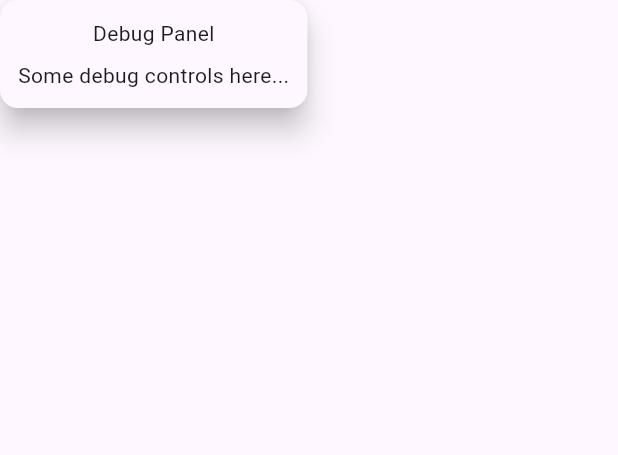
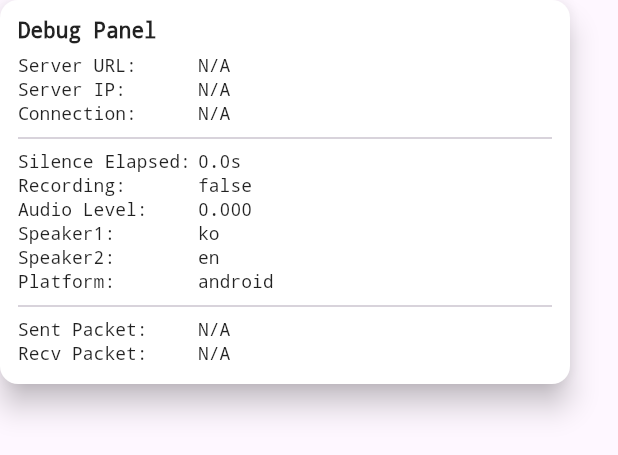
Before and after one commit to EmoAI-Translator/EmoAI-Translator, a Flutter app: the DebugPanel widget shown alone on an empty page, opened directly, on a phone screen of 412 x 824 dp. Shown: the top 455 px of the screen. Run offline on Flutter 3.47's test engine with Material 3 defaults, Android fonts, the phone set to English and light mode, and no system bars; our stand-ins replace audioplayers, permission_handler, web; missing offline and left inert: dart:js_interop, record; network calls fail.

Commit message:
debug module created, not tested

```diff
--- a/frontend/lib/debug_module.dart
+++ b/frontend/lib/debug_module.dart
@@ -1,24 +1,181 @@
+import 'dart:async';
+
+import 'package:flutter/foundation.dart';
 import 'package:flutter/material.dart';
+import 'package:provider/provider.dart';
 
-class DebugPanel extends StatelessWidget {
-  const DebugPanel({super.key});
+import 'audio_control.dart';
+
+class DebugPanel extends StatefulWidget {
+  const DebugPanel({
+    super.key,
+    this.serverUrl,
+    this.connectionStatus,
+    this.lastSentPacket,
+    this.lastReceivedPacket,
+    this.internalVars,
+  });
+
+  // 외부 코드 수정 없이도 사용할 수 있도록 전부 optional
+  final String? serverUrl;
+  final int? connectionStatus; // 0=connected, 1=disconnected, 2=error
+  final String? lastSentPacket;
+  final String? lastReceivedPacket;
+  final Map<String, Object?>? internalVars;
+
+  @override
+  State<DebugPanel> createState() => _DebugPanelState();
+}
+
+class _DebugPanelState extends State<DebugPanel> {
+  Timer? _ticker;
+  Duration _silenceElapsed = Duration.zero;
+  static const Duration _tick = Duration(milliseconds: 200);
+  static const double _silenceThreshold = 0.1;
+
+  @override
+  void initState() {
+    super.initState();
+    _ticker = Timer.periodic(_tick, (_) => _updateSilenceClock());
+  }
+
+  void _updateSilenceClock() {
+    if (!mounted) return;
+    final audio = Provider.of<AudioControl?>(context, listen: false);
+    if (audio == null || !audio.isRecording) {
+      if (_silenceElapsed != Duration.zero) {
+        setState(() {
+          _silenceElapsed = Duration.zero;
+        });
+      }
+      return;
+    }
+
+    if (audio.audioLevelNotifier.value < _silenceThreshold) {
+      setState(() {
+        _silenceElapsed += _tick;
+      });
+    } else if (_silenceElapsed != Duration.zero) {
+      setState(() {
+        _silenceElapsed = Duration.zero;
+      });
+    }
+  }
+
+  @override
+  void dispose() {
+    _ticker?.cancel();
+    super.dispose();
+  }
+
+  String _connLabel(int? status) {
+    switch (status) {
+      case 0:
+        return 'Connected';
+      case 1:
+        return 'Disconnected';
+      case 2:
+        return 'Error';
+      default:
+        return 'N/A';
+    }
+  }
+
+  String _fmtDuration(Duration d) {
+    final sec = d.inMilliseconds / 1000.0;
+    return '${sec.toStringAsFixed(1)}s';
+  }
+
+  String _trimPacket(String? packet) {
+    if (packet == null || packet.isEmpty) return 'N/A';
+    const maxLen = 220;
+    if (packet.length <= maxLen) return packet;
+    return '${packet.substring(0, maxLen)}...';
+  }
 
   @override
   Widget build(BuildContext context) {
+    final audio = Provider.of<AudioControl?>(context);
+    final server = widget.serverUrl ?? 'N/A';
+    final uri = Uri.tryParse(server);
+    final serverIp = uri?.host.isNotEmpty == true ? uri!.host : 'N/A';
+
     return Material(
+      color: Colors.white,
       elevation: 8,
       borderRadius: BorderRadius.circular(12),
-      child: Padding(
-        padding: const EdgeInsets.all(12),
-        child: Column(
-          mainAxisSize: MainAxisSize.min,
-          children: const [
-            Text('Debug Panel'),
-            SizedBox(height: 8),
-            Text('Some debug controls here...'),
-          ],
+      child: SizedBox(
+        width: 380,
+        child: Padding(
+          padding: const EdgeInsets.all(12),
+          child: DefaultTextStyle(
+            style: const TextStyle(
+              fontSize: 12,
+              color: Colors.black87,
+              fontFamily: 'monospace',
+            ),
+            child: Column(
+              crossAxisAlignment: CrossAxisAlignment.start,
+              mainAxisSize: MainAxisSize.min,
+              children: [
+                const Text(
+                  'Debug Panel',
+                  style: TextStyle(fontSize: 14, fontWeight: FontWeight.bold),
+                ),
+                const SizedBox(height: 8),
+                _kv('Server URL', server),
+                _kv('Server IP', serverIp),
+                _kv('Connection', _connLabel(widget.connectionStatus)),
+                const Divider(height: 16),
+                _kv(
+                  'Silence Elapsed',
+                  audio == null ? 'N/A' : _fmtDuration(_silenceElapsed),
+                ),
+                _kv(
+                  'Recording',
+                  audio == null ? 'N/A' : audio.isRecording.toString(),
+                ),
+                _kv(
+                  'Audio Level',
+                  audio == null
+                      ? 'N/A'
+                      : audio.audioLevelNotifier.value.toStringAsFixed(3),
+                ),
+                _kv('Speaker1', audio?.getSpeaker1 ?? 'N/A'),
+                _kv('Speaker2', audio?.getSpeaker2 ?? 'N/A'),
+                _kv('Platform', defaultTargetPlatform.name),
+                const Divider(height: 16),
+                _kv('Sent Packet', _trimPacket(widget.lastSentPacket)),
+                _kv('Recv Packet', _trimPacket(widget.lastReceivedPacket)),
+                if (widget.internalVars != null && widget.internalVars!.isNotEmpty)
+                  ...[
+                    const Divider(height: 16),
+                    const Text(
+                      'Internal Vars',
+                      style: TextStyle(fontWeight: FontWeight.bold),
+                    ),
+                    const SizedBox(height: 4),
+                    for (final entry in widget.internalVars!.entries)
+                      _kv(entry.key, '${entry.value}'),
+                  ],
+              ],
+            ),
+          ),
         ),
       ),
     );
   }
+
+  Widget _kv(String key, String value) {
+    return Padding(
+      padding: const EdgeInsets.symmetric(vertical: 1),
+      child: Row(
+        crossAxisAlignment: CrossAxisAlignment.start,
+        children: [
+          SizedBox(width: 120, child: Text('$key:')),
+          Expanded(child: Text(value)),
+        ],
+      ),
+    );
+  }
 }
```
